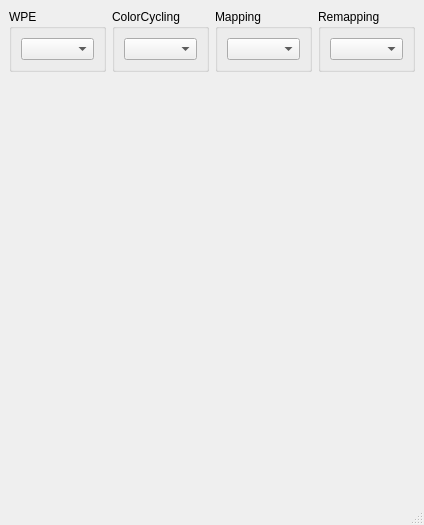
Before: the Qt Designer form source/palletewindow.ui in mighty1231/GrpEditor, drawn with Qt 5.
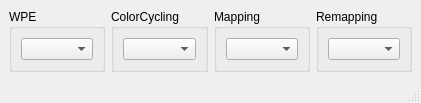
After: the same form once the commit is applied.

```diff
--- a/source/palletewindow.ui
+++ b/source/palletewindow.ui
@@ -2,32 +2,6 @@
 <ui version="4.0">
  <class>PalleteWindow</class>
  <widget class="QMainWindow" name="PalleteWindow">
-  <property name="geometry">
-   <rect>
-    <x>0</x>
-    <y>0</y>
-    <width>424</width>
-    <height>525</height>
-   </rect>
-  </property>
-  <property name="sizePolicy">
-   <sizepolicy hsizetype="Preferred" vsizetype="Preferred">
-    <horstretch>0</horstretch>
-    <verstretch>0</verstretch>
-   </sizepolicy>
-  </property>
-  <property name="minimumSize">
-   <size>
-    <width>0</width>
-    <height>525</height>
-   </size>
-  </property>
-  <property name="maximumSize">
-   <size>
-    <width>16777215</width>
-    <height>16777215</height>
-   </size>
-  </property>
   <property name="windowTitle">
    <string>MainWindow</string>
   </property>
@@ -40,7 +14,7 @@
    </property>
    <layout class="QVBoxLayout" name="verticalLayout_3">
     <item>
-     <layout class="QVBoxLayout" name="verticalLayout_2" stretch="0,0">
+     <layout class="QVBoxLayout" name="layout0">
       <item>
        <layout class="QHBoxLayout" name="horizontalLayout_2">
         <item>
@@ -50,14 +24,7 @@
           </property>
           <layout class="QGridLayout" name="gridLayout">
            <item row="0" column="0">
-            <widget class="QComboBox" name="combo_wpe">
-             <property name="sizePolicy">
-              <sizepolicy hsizetype="Preferred" vsizetype="Preferred">
-               <horstretch>0</horstretch>
-               <verstretch>0</verstretch>
-              </sizepolicy>
-             </property>
-            </widget>
+            <widget class="QComboBox" name="combo_wpe"/>
            </item>
           </layout>
          </widget>
@@ -69,14 +36,7 @@
           </property>
           <layout class="QGridLayout" name="gridLayout_2">
            <item row="0" column="0">
-            <widget class="QComboBox" name="combo_cc">
-             <property name="sizePolicy">
-              <sizepolicy hsizetype="Preferred" vsizetype="Preferred">
-               <horstretch>0</horstretch>
-               <verstretch>0</verstretch>
-              </sizepolicy>
-             </property>
-            </widget>
+            <widget class="QComboBox" name="combo_cc"/>
            </item>
           </layout>
          </widget>
@@ -88,14 +48,7 @@
           </property>
           <layout class="QGridLayout" name="gridLayout_3">
            <item row="0" column="0">
-            <widget class="QComboBox" name="combo_map">
-             <property name="sizePolicy">
-              <sizepolicy hsizetype="Preferred" vsizetype="Preferred">
-               <horstretch>0</horstretch>
-               <verstretch>0</verstretch>
-              </sizepolicy>
-             </property>
-            </widget>
+            <widget class="QComboBox" name="combo_map"/>
            </item>
           </layout>
          </widget>
@@ -107,42 +60,13 @@
           </property>
           <layout class="QGridLayout" name="gridLayout_4">
            <item row="0" column="0">
-            <widget class="QComboBox" name="combo_rem">
-             <property name="sizePolicy">
-              <sizepolicy hsizetype="Preferred" vsizetype="Preferred">
-               <horstretch>0</horstretch>
-               <verstretch>0</verstretch>
-              </sizepolicy>
-             </property>
-            </widget>
+            <widget class="QComboBox" name="combo_rem"/>
            </item>
           </layout>
          </widget>
         </item>
        </layout>
       </item>
-      <item>
-       <widget class="QLabel" name="label">
-        <property name="sizePolicy">
-         <sizepolicy hsizetype="Preferred" vsizetype="Preferred">
-          <horstretch>0</horstretch>
-          <verstretch>1</verstretch>
-         </sizepolicy>
-        </property>
-        <property name="minimumSize">
-         <size>
-          <width>404</width>
-          <height>404</height>
-         </size>
-        </property>
-        <property name="text">
-         <string/>
-        </property>
-        <property name="alignment">
-         <set>Qt::AlignCenter</set>
-        </property>
-       </widget>
-      </item>
      </layout>
     </item>
    </layout>
```
Left out of the diff: 2 changed lines with no effect on the pictures.
